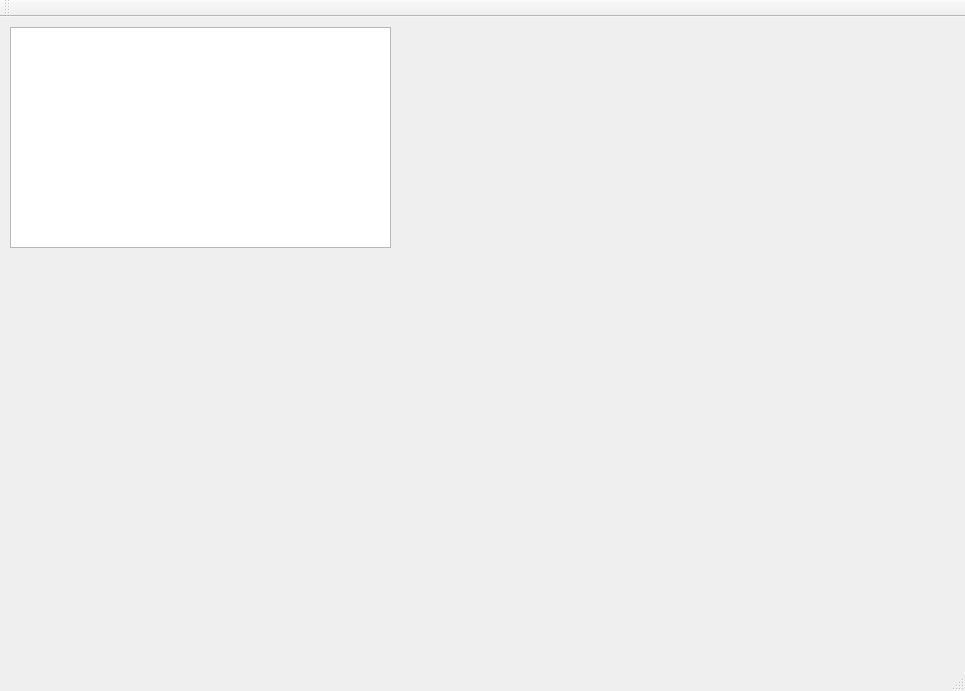
This is mainwindow.ui in ray33ee/ComplexCL as Qt 5 draws it before an edit. The edited form follows.
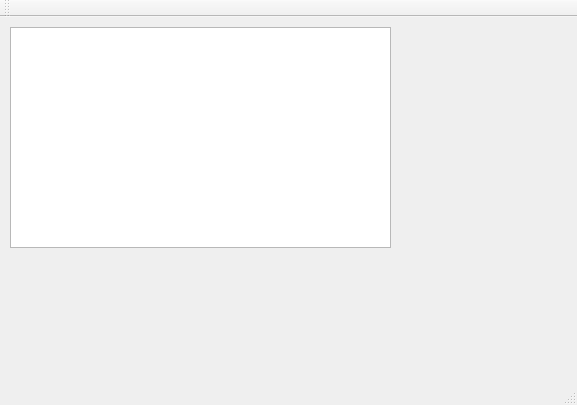
This is the edited form. Custom widgets are drawn as their Qt base class.

Diff of the .ui file:
```diff
--- a/mainwindow.ui
+++ b/mainwindow.ui
@@ -6,10 +6,16 @@
    <rect>
     <x>0</x>
     <y>0</y>
-    <width>965</width>
-    <height>691</height>
+    <width>577</width>
+    <height>405</height>
    </rect>
   </property>
+  <property name="minimumSize">
+   <size>
+    <width>193</width>
+    <height>178</height>
+   </size>
+  </property>
   <property name="windowTitle">
    <string>MainWindow</string>
   </property>
```
Left out of the diff: 2 changed lines with no effect on the pictures.
